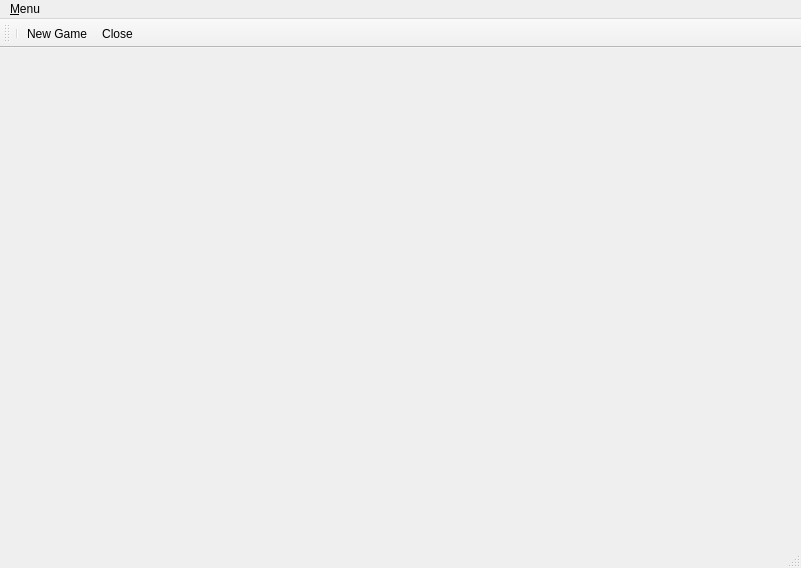
CrlosRodN/Sugoroku, file source/MainWindow.ui: the form before one commit.
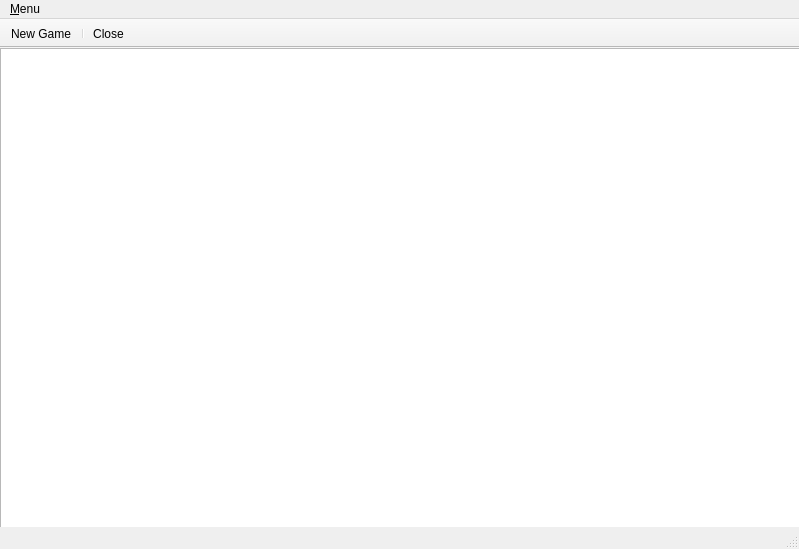
The form after the commit. Icons and pictures are not drawn.

Commit message: some changes to the main window

```diff
--- a/source/MainWindow.ui
+++ b/source/MainWindow.ui
@@ -6,19 +6,22 @@
    <rect>
     <x>0</x>
     <y>0</y>
-    <width>801</width>
-    <height>568</height>
+    <width>799</width>
+    <height>549</height>
    </rect>
   </property>
   <property name="maximumSize">
    <size>
-    <width>801</width>
-    <height>568</height>
+    <width>16777215</width>
+    <height>16777215</height>
    </size>
   </property>
   <property name="windowTitle">
    <string>MainWindow</string>
   </property>
+  <property name="autoFillBackground">
+   <bool>true</bool>
+  </property>
   <widget class="QWidget" name="centralWidget">
    <property name="minimumSize">
     <size>
@@ -28,8 +31,8 @@
    </property>
    <property name="maximumSize">
     <size>
-     <width>801</width>
-     <height>481</height>
+     <width>1280</width>
+     <height>800</height>
     </size>
    </property>
    <property name="sizeIncrement">
@@ -41,17 +44,42 @@
    <property name="mouseTracking">
     <bool>true</bool>
    </property>
-   <property name="styleSheet">
-    <string notr="true">background-image: url(:/gameIcons/board.svg);</string>
+   <property name="autoFillBackground">
+    <bool>true</bool>
    </property>
+   <widget class="QGraphicsView" name="graphicsView">
+    <property name="enabled">
+     <bool>true</bool>
+    </property>
+    <property name="geometry">
+     <rect>
+      <x>0</x>
+      <y>0</y>
+      <width>801</width>
+      <height>481</height>
+     </rect>
+    </property>
+    <property name="autoFillBackground">
+     <bool>true</bool>
+    </property>
+    <property name="styleSheet">
+     <string notr="true">background-image: url(:/gameIcons/board.svg);</string>
+    </property>
+    <property name="sizeAdjustPolicy">
+     <enum>QAbstractScrollArea::AdjustToContents</enum>
+    </property>
+    <property name="resizeAnchor">
+     <enum>QGraphicsView::AnchorViewCenter</enum>
+    </property>
+   </widget>
   </widget>
   <widget class="QMenuBar" name="menuBar">
    <property name="geometry">
     <rect>
      <x>0</x>
      <y>0</y>
-     <width>801</width>
-     <height>20</height>
+     <width>799</width>
+     <height>18</height>
     </rect>
    </property>
    <widget class="QMenu" name="menu_Menu">
@@ -70,14 +98,17 @@
    <property name="acceptDrops">
     <bool>false</bool>
    </property>
+   <property name="movable">
+    <bool>false</bool>
+   </property>
    <attribute name="toolBarArea">
     <enum>TopToolBarArea</enum>
    </attribute>
    <attribute name="toolBarBreak">
     <bool>false</bool>
    </attribute>
-   <addaction name="separator"/>
    <addaction name="actionNew_Game"/>
+   <addaction name="separator"/>
    <addaction name="actionClose"/>
   </widget>
   <widget class="QStatusBar" name="statusBar">
```
Left out of the diff: 32 changed lines with no effect on the pictures. The commit also changes 1 other file.
